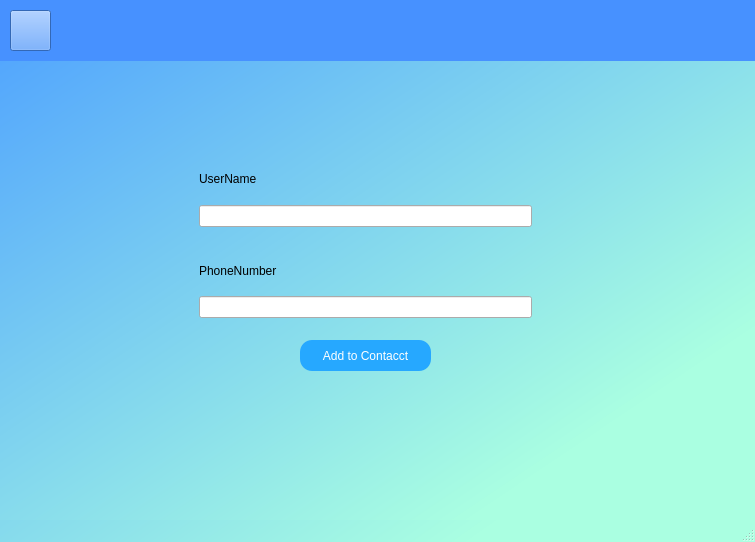
Before: the Qt Designer form client/addcontacts.ui in mohammadmolavi/Local-messenger, drawn with Qt 5.
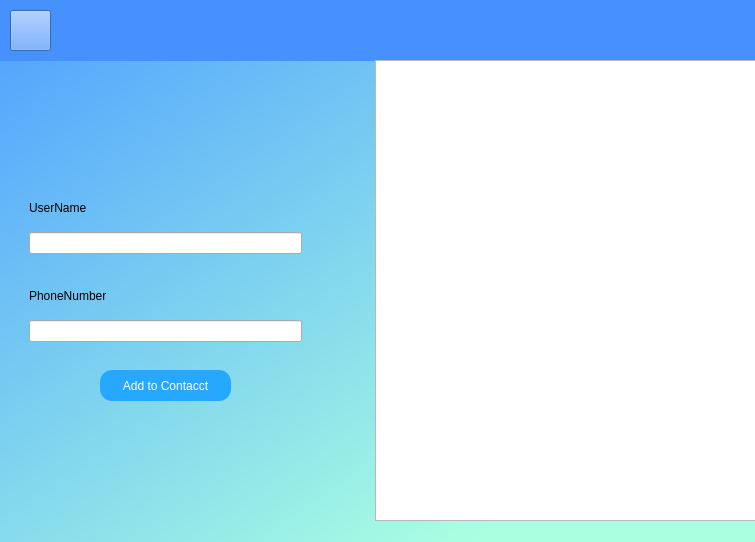
After: the same form once the commit is applied. Icons and pictures are not drawn.

The edit to the form file:
```diff
--- a/client/addcontacts.ui
+++ b/client/addcontacts.ui
@@ -56,10 +56,10 @@
    <widget class="QWidget" name="widget_2" native="true">
     <property name="geometry">
      <rect>
-      <x>190</x>
-      <y>150</y>
-      <width>351</width>
-      <height>177</height>
+      <x>20</x>
+      <y>180</y>
+      <width>291</width>
+      <height>171</height>
      </rect>
     </property>
     <layout class="QVBoxLayout" name="verticalLayout">
@@ -100,8 +100,8 @@
    <widget class="QPushButton" name="signup">
     <property name="geometry">
      <rect>
-      <x>300</x>
-      <y>340</y>
+      <x>100</x>
+      <y>370</y>
       <width>131</width>
       <height>31</height>
      </rect>
@@ -130,6 +130,16 @@
      <string>Add to Contacct</string>
     </property>
    </widget>
+   <widget class="QListWidget" name="contactlist">
+    <property name="geometry">
+     <rect>
+      <x>375</x>
+      <y>60</y>
+      <width>381</width>
+      <height>461</height>
+     </rect>
+    </property>
+   </widget>
   </widget>
   <widget class="QMenuBar" name="menubar">
    <property name="geometry">
@@ -141,7 +151,6 @@
     </rect>
    </property>
   </widget>
-  <widget class="QStatusBar" name="statusbar"/>
  </widget>
  <resources/>
  <connections/>
```
